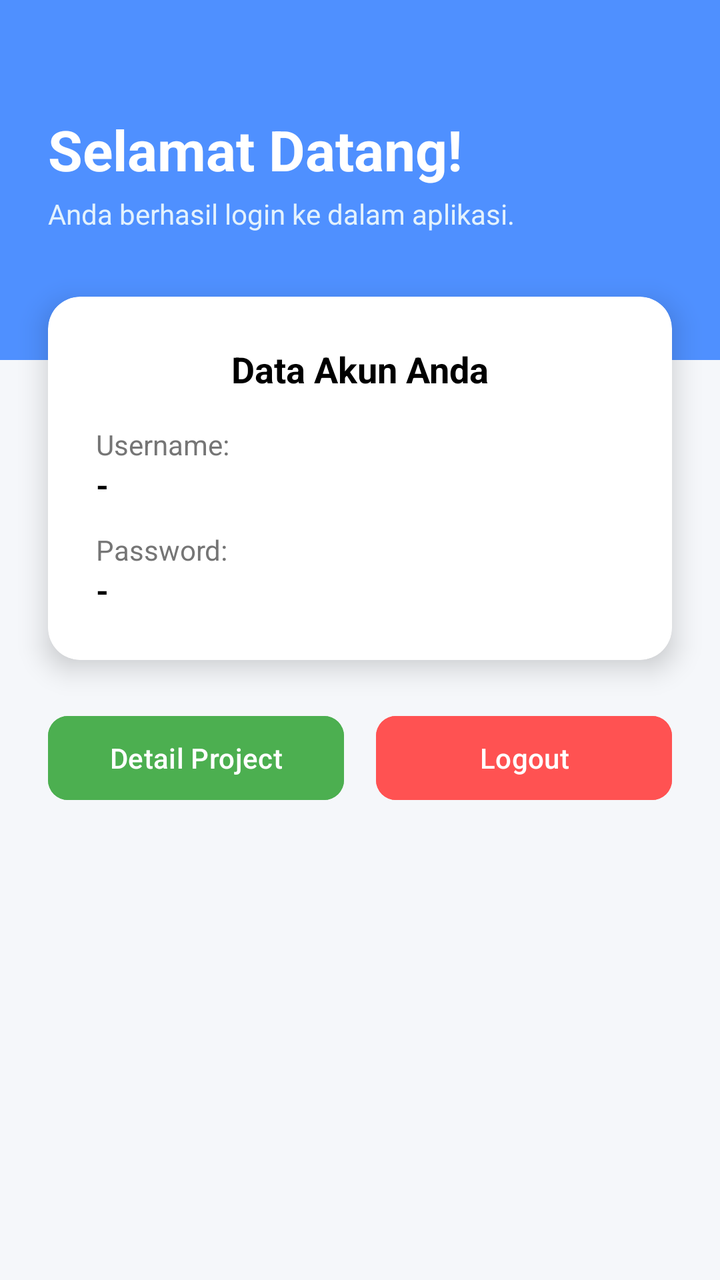
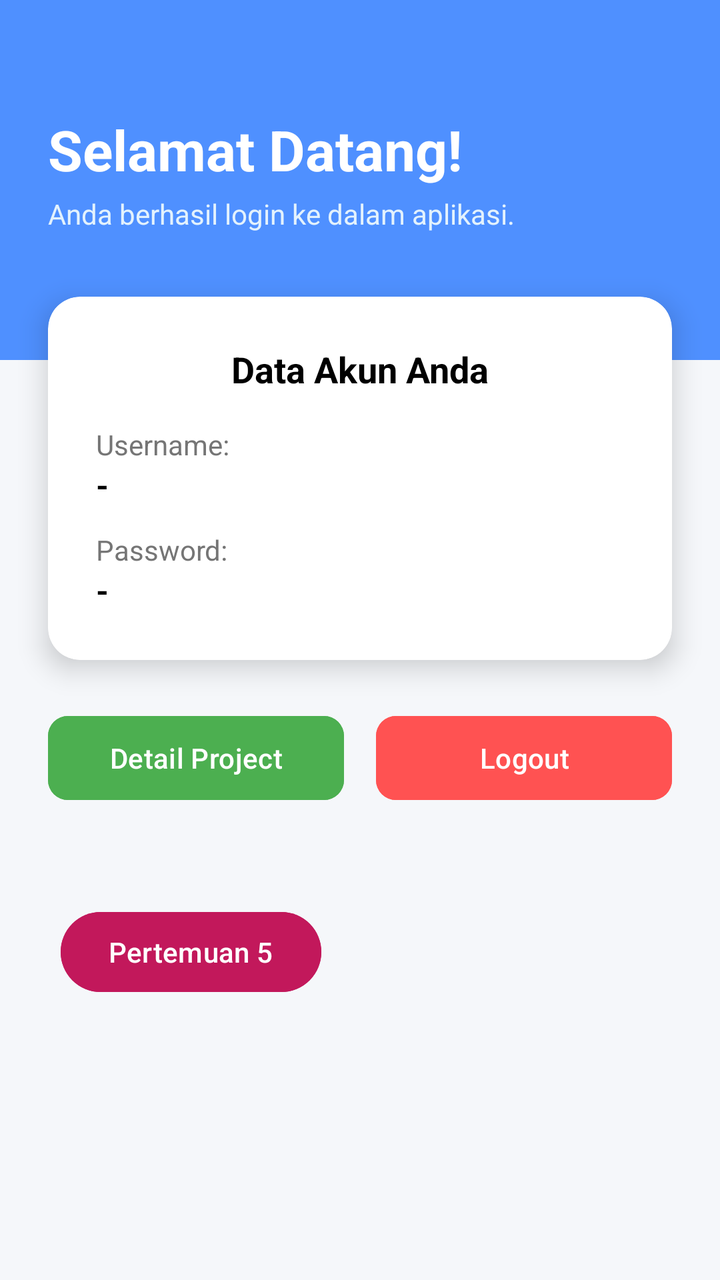

An Android layout rendered at two revisions. The XML below is the earlier revision; the diff shows what the commit changed to produce the second picture.
<!-- AndroidManifest.xml: application theme Theme.Aditya_3TIA -->
<!-- res/layout/activity_main.xml -->
<?xml version="1.0" encoding="utf-8"?>
<androidx.constraintlayout.widget.ConstraintLayout xmlns:android="http://schemas.android.com/apk/res/android"
    xmlns:app="http://schemas.android.com/apk/res-auto"
    xmlns:tools="http://schemas.android.com/tools"
    android:id="@+id/main"
    android:layout_width="match_parent"
    android:layout_height="match_parent"
    android:background="#F5F7FA"
    tools:context=".MainActivity">

    
    <View
        android:id="@+id/header_bg"
        android:layout_width="match_parent"
        android:layout_height="180dp"
        android:background="@color/biru"
        app:layout_constraintEnd_toEndOf="parent"
        app:layout_constraintStart_toStartOf="parent"
        app:layout_constraintTop_toTopOf="parent" />

    
    <TextView
        android:id="@+id/tvWelcome"
        android:layout_width="wrap_content"
        android:layout_height="wrap_content"
        android:layout_marginStart="24dp"
        android:layout_marginTop="56dp"
        android:text="Selamat Datang!"
        android:textColor="@color/white"
        android:textSize="28sp"
        android:textStyle="bold"
        app:layout_constraintStart_toStartOf="parent"
        app:layout_constraintTop_toTopOf="parent" />

    <TextView
        android:id="@+id/tvSubtitle"
        android:layout_width="wrap_content"
        android:layout_height="wrap_content"
        android:layout_marginStart="24dp"
        android:layout_marginTop="4dp"
        android:text="Anda berhasil login ke dalam aplikasi."
        android:textColor="#E3F2FD"
        android:textSize="14sp"
        app:layout_constraintStart_toStartOf="parent"
        app:layout_constraintTop_toBottomOf="@id/tvWelcome" />

    
    <androidx.cardview.widget.CardView
        android:id="@+id/cardData"
        android:layout_width="match_parent"
        android:layout_height="wrap_content"
        android:layout_marginHorizontal="24dp"
        android:layout_marginTop="32dp"
        app:cardCornerRadius="16dp"
        app:cardElevation="8dp"
        app:layout_constraintEnd_toEndOf="parent"
        app:layout_constraintStart_toStartOf="parent"
        app:layout_constraintTop_toBottomOf="@id/tvSubtitle">

        <LinearLayout
            android:layout_width="match_parent"
            android:layout_height="wrap_content"
            android:orientation="vertical"
            android:padding="24dp">

            <TextView
                android:layout_width="match_parent"
                android:layout_height="wrap_content"
                android:text="Data Akun Anda"
                android:textColor="@color/black"
                android:textSize="18sp"
                android:textStyle="bold"
                android:gravity="center"
                android:layout_marginBottom="16dp"/>

            <TextView
                android:layout_width="wrap_content"
                android:layout_height="wrap_content"
                android:text="Username:"
                android:textColor="#757575"
                android:textSize="14sp" />

            <TextView
                android:id="@+id/tvResultUsername"
                android:layout_width="match_parent"
                android:layout_height="wrap_content"
                android:text="-"
                android:textColor="@color/black"
                android:textSize="16sp"
                android:textStyle="bold"
                android:layout_marginBottom="12dp"/>

            <TextView
                android:layout_width="wrap_content"
                android:layout_height="wrap_content"
                android:text="Password:"
                android:textColor="#757575"
                android:textSize="14sp" />

            <TextView
                android:id="@+id/tvResultPassword"
                android:layout_width="match_parent"
                android:layout_height="wrap_content"
                android:text="-"
                android:textColor="@color/black"
                android:textSize="16sp"
                android:textStyle="bold" />

        </LinearLayout>
    </androidx.cardview.widget.CardView>

    
    <LinearLayout
        android:layout_width="match_parent"
        android:layout_height="wrap_content"
        android:orientation="horizontal"
        android:layout_marginTop="24dp"
        android:layout_marginHorizontal="24dp"
        app:layout_constraintTop_toBottomOf="@id/cardData"
        app:layout_constraintStart_toStartOf="parent"
        app:layout_constraintEnd_toEndOf="parent"
        android:weightSum="2">

        <Button
            android:id="@+id/btnDetail"
            android:layout_width="0dp"
            android:layout_height="50dp"
            android:layout_weight="1"
            android:layout_marginEnd="8dp"
            android:text="Detail Project"
            android:backgroundTint="#4CAF50"
            app:cornerRadius="10dp"/>

        <Button
            android:id="@+id/btnLogout"
            android:layout_width="0dp"
            android:layout_height="50dp"
            android:layout_weight="1"
            android:layout_marginStart="8dp"
            android:text="Logout"
            android:backgroundTint="#FF5252"
            app:cornerRadius="10dp"/>

    </LinearLayout>

</androidx.constraintlayout.widget.ConstraintLayout>
<!-- resources referenced by this layout -->
<resources>
  <color name="biru">#4f90ff</color>
  <color name="black">#FF000000</color>
  <color name="white">#FFFFFFFF</color>
  <style name="Theme.Aditya_3TIA" parent="Base.Theme.Aditya_3TIA" />
  <style name="Base.Theme.Aditya_3TIA" parent="Theme.Material3.DayNight.NoActionBar">
          
          
      </style>
</resources>

<!-- the commit's change to res/layout/activity_main.xml (unified diff, before → after) -->
@@ -9,16 +9,17 @@
     tools:context=".MainActivity">
 
     
+
+    
+
     <View
         android:id="@+id/header_bg"
         android:layout_width="match_parent"
         android:layout_height="180dp"
         android:background="@color/biru"
-        app:layout_constraintEnd_toEndOf="parent"
         app:layout_constraintStart_toStartOf="parent"
         app:layout_constraintTop_toTopOf="parent" />
 
-    
     <TextView
         android:id="@+id/tvWelcome"
         android:layout_width="wrap_content"
@@ -111,36 +112,50 @@
 
     
     <LinearLayout
+        android:id="@+id/linearLayout"
         android:layout_width="match_parent"
         android:layout_height="wrap_content"
+        android:layout_marginHorizontal="24dp"
+        android:layout_marginTop="24dp"
         android:orientation="horizontal"
-        android:layout_marginTop="24dp"
-        android:layout_marginHorizontal="24dp"
-        app:layout_constraintTop_toBottomOf="@id/cardData"
+        android:weightSum="2"
+        app:layout_constraintEnd_toEndOf="parent"
         app:layout_constraintStart_toStartOf="parent"
-        app:layout_constraintEnd_toEndOf="parent"
-        android:weightSum="2">
+        app:layout_constraintTop_toBottomOf="@id/cardData">
 
         <Button
             android:id="@+id/btnDetail"
             android:layout_width="0dp"
             android:layout_height="50dp"
+            android:layout_marginEnd="8dp"
             android:layout_weight="1"
-            android:layout_marginEnd="8dp"
+            android:backgroundTint="#4CAF50"
             android:text="Detail Project"
-            android:backgroundTint="#4CAF50"
-            app:cornerRadius="10dp"/>
+            app:cornerRadius="10dp" />
 
         <Button
             android:id="@+id/btnLogout"
             android:layout_width="0dp"
             android:layout_height="50dp"
+            android:layout_marginStart="8dp"
             android:layout_weight="1"
-            android:layout_marginStart="8dp"
+            android:backgroundTint="#FF5252"
             android:text="Logout"
-            android:backgroundTint="#FF5252"
-            app:cornerRadius="10dp"/>
+            app:cornerRadius="10dp" />
 
     </LinearLayout>
 
+    <Button
+        android:id="@+id/btnToLima"
+        android:layout_width="wrap_content"
+        android:layout_height="wrap_content"
+        android:layout_marginBottom="92dp"
+        android:backgroundTint="#C2185B"
+        android:text="Pertemuan 5"
+        app:layout_constraintBottom_toBottomOf="parent"
+        app:layout_constraintEnd_toEndOf="parent"
+        app:layout_constraintHorizontal_bias="0.132"
+        app:layout_constraintStart_toStartOf="parent"
+        app:layout_constraintTop_toBottomOf="@+id/linearLayout" />
+
 </androidx.constraintlayout.widget.ConstraintLayout>
